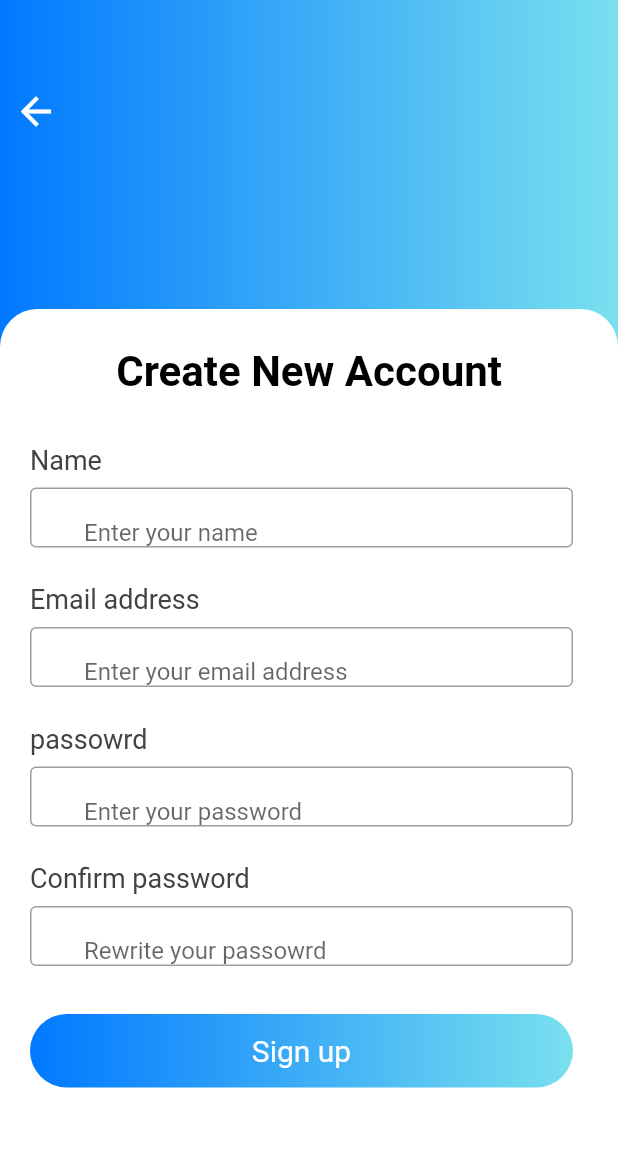
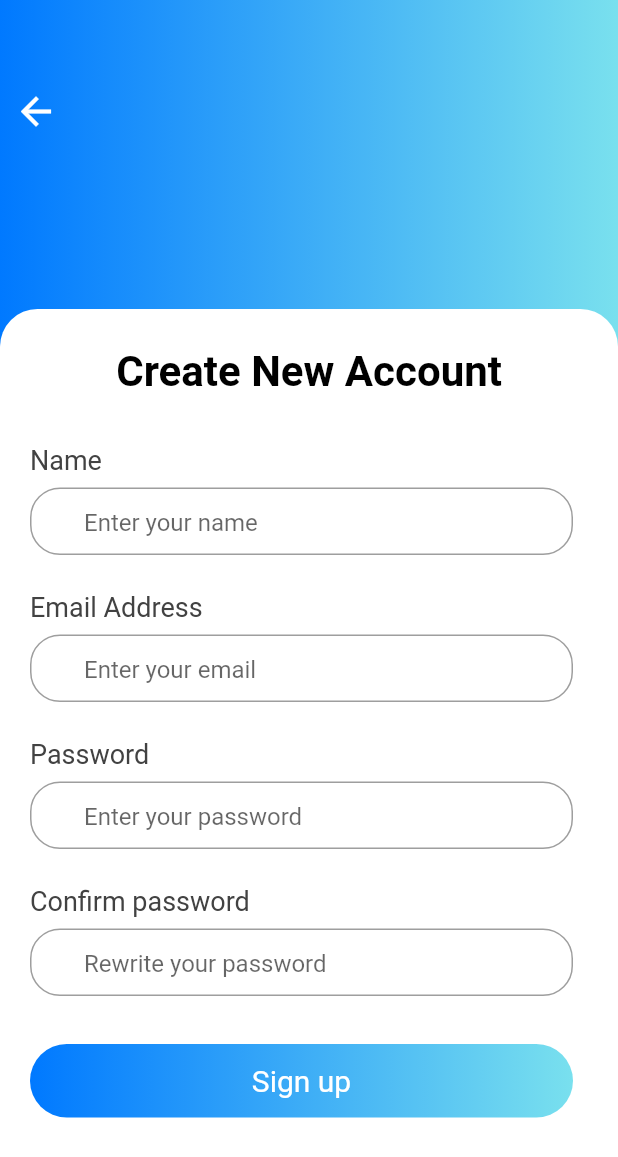
Before and after one commit to wejdanturki7/WM-Hotel, a Flutter app: the SignUpScreen screen opened directly, on a phone screen of 412 x 824 dp. Shown: the top 1157 px of the screen. Run offline on Flutter 3.47's test engine with Material 2 defaults, Android fonts, the phone set to English and light mode, and no system bars; our stand-ins replace supabase_flutter; accounts and stored records are empty; network calls fail.

Commit message:
Edit an seperate widgets

```diff
--- a/wm_hotel/lib/screens/auth/sign_up_screen.dart
+++ b/wm_hotel/lib/screens/auth/sign_up_screen.dart
@@ -5,6 +5,7 @@ import 'package:wm_hotel/utilities/ui_classes/appcolor.dart';
 import 'package:wm_hotel/utilities/ui_classes/spaces.dart';
 import 'package:wm_hotel/widget/button_widget.dart';
 import 'package:supabase_flutter/supabase_flutter.dart';
+import 'package:wm_hotel/widget/login_screen_widgets/cutom_field.dart';
 
 class SignUpScreen extends StatefulWidget {
   @override
@@ -12,8 +13,10 @@ class SignUpScreen extends StatefulWidget {
 }
 
 class _SignUpScreenState extends State<SignUpScreen> {
+  TextEditingController nameController = TextEditingController();
   TextEditingController emailController = TextEditingController();
   TextEditingController passwordController = TextEditingController();
+  TextEditingController confirmPasswordController = TextEditingController();
 
   @override
   void dispose() {
@@ -62,11 +65,8 @@ class _SignUpScreenState extends State<SignUpScreen> {
             bottom: 0,
             left: 0,
             right: 0,
-            child: SingleChildScrollView(
-              scrollDirection: Axis.vertical,
             child: Container(
-                padding:
-                    const EdgeInsets.symmetric(horizontal: 20, vertical: 25),
+              padding: const EdgeInsets.symmetric(horizontal: 20, vertical: 25),
               height: MediaQuery.of(context).size.height * 0.75,
               decoration: BoxDecoration(
                   borderRadius: const BorderRadius.only(
@@ -86,94 +86,35 @@ class _SignUpScreenState extends State<SignUpScreen> {
                     ),
                   ),
                   Spaces.spaceH32,
-                    Text(
-                      "Name",
-                      style: TextStyle(
-                          fontSize: 18,
-                          fontWeight: FontWeight.w400,
-                          color: AppColors.greyColor),
-                    ),
-                    Spaces.spaceH8,
-                    SizedBox(
-                      width: MediaQuery.of(context).size.width - 50,
-                      height: 40,
-                      child: const TextField(
-                          decoration: InputDecoration(
-                              border: OutlineInputBorder(),
+                  CustomField(
+                    controller: nameController,
+                    fieldTitel: 'Name',
                     hintText: 'Enter your name',
-                              prefix: Padding(
-                                padding: EdgeInsets.only(top: 50),
-                                child: Icon(Icons.email_rounded),
-                              ))),
+                    scureText: false,
                   ),
                   Spaces.spaceH24,
-                    Text(
-                      "Email address",
-                      style: TextStyle(
-                          fontSize: 18,
-                          fontWeight: FontWeight.w400,
-                          color: AppColors.greyColor),
-                    ),
-                    Spaces.spaceH8,
-                    SizedBox(
-                      width: MediaQuery.of(context).size.width - 50,
-                      height: 40,
-                      child: TextField(
+                  CustomField(
                     controller: emailController,
-                          decoration: const InputDecoration(
-                              border: OutlineInputBorder(),
-                              hintText: 'Enter your email address',
-                              prefix: Padding(
-                                padding: EdgeInsets.only(top: 50),
-                                child: Icon(Icons.email_rounded),
-                              ))),
+                    fieldTitel: 'Email Address',
+                    hintText: 'Enter your email',
+                    scureText: false,
+                    icon: Icons.email_outlined,
                   ),
                   Spaces.spaceH24,
-                    Text(
-                      "passowrd",
-                      style: TextStyle(
-                          fontSize: 18,
-                          fontWeight: FontWeight.w400,
-                          color: AppColors.greyColor),
-                    ),
-                    Spaces.spaceH8,
-                    SizedBox(
-                      width: MediaQuery.of(context).size.width - 50,
-                      height: 40,
-                      child: const TextField(
-                          obscureText: true,
-                          decoration: InputDecoration(
-                              border: OutlineInputBorder(),
+                  CustomField(
+                    controller: passwordController,
+                    fieldTitel: 'Password',
                     hintText: 'Enter your password',
-                              prefix: Padding(
-                                padding: EdgeInsets.only(top: 50),
-                                child: Icon(Icons.lock_outline),
-                              ))),
+                    scureText: true,
+                    icon: Icons.lock_outline,
                   ),
                   Spaces.spaceH24,
-                    Text(
-                      "Confirm password",
-                      style: TextStyle(
-                          fontSize: 18,
-                          fontWeight: FontWeight.w400,
-                          color: AppColors.greyColor),
-                    ),
-                    Spaces.spaceH8,
-                    SizedBox(
-                      width: MediaQuery.of(context).size.width - 50,
-                      height: 40,
-                      child: TextField(
-                        controller: passwordController,
-                        obscureText: true,
-                        decoration: const InputDecoration(
-                          border: OutlineInputBorder(),
-                          hintText: 'Rewrite your passowrd',
-                          prefix: Padding(
-                            padding: EdgeInsets.only(top: 50),
-                            child: Icon(Icons.lock_outline),
-                          ),
-                        ),
-                      ),
+                  CustomField(
+                    controller: confirmPasswordController,
+                    fieldTitel: 'Confirm password',
+                    hintText: 'Rewrite your password',
+                    scureText: true,
+                    icon: Icons.lock_outline,
                   ),
                   Spaces.spaceH32,
                   CustomButton(
@@ -196,7 +137,6 @@ class _SignUpScreenState extends State<SignUpScreen> {
                 ],
               ),
             ),
-            ),
           )
         ],
       ),
--- a/wm_hotel/lib/screens/main_screen.dart
+++ b/wm_hotel/lib/screens/main_screen.dart
@@ -11,15 +11,12 @@ class MainScreen extends StatefulWidget {
 }
 
 class _MainScreenState extends State<MainScreen> {
-
   int index = 0;
 
   @override
   Widget build(BuildContext context) {
     return Scaffold(
       resizeToAvoidBottomInset: false,
-      appBar:
-          index == 1 ? AppBar() : null, //TODO Wejdan appbar will be add here
       body: IndexedStack(
         index: index,
         children: const [
--- a/wm_hotel/lib/screens/orders_screen.dart
+++ b/wm_hotel/lib/screens/orders_screen.dart
@@ -1,12 +1,14 @@
 import 'package:flutter/material.dart';
+import 'package:wm_hotel/widget/appbar_widget.dart';
 
-///////////////////////////Scaffold will be removed from here /////////
 //This page will return a grid view widget, that returns all registered orders
 class OrdersScreen extends StatelessWidget {
   const OrdersScreen({super.key});
 
   @override
   Widget build(BuildContext context) {
-    return Text("My Booking");
+    return WAppBar(
+      title: 'My Booking',
+    );
   }
 }
--- /dev/null
+++ b/wm_hotel/lib/widget/login_screen_widgets/cutom_field.dart
@@ -0,0 +1,54 @@
+import 'package:flutter/material.dart';
+import 'package:wm_hotel/utilities/ui_classes/appcolor.dart';
+import 'package:wm_hotel/utilities/ui_classes/spaces.dart';
+
+class CustomField extends StatelessWidget {
+  CustomField(
+      {super.key,
+      required this.fieldTitel,
+      required this.hintText,
+      required this.controller, required this.scureText, this.icon = null});
+
+  final TextEditingController controller;
+  final String fieldTitel;
+  final String hintText;
+  final bool scureText;
+  final IconData? icon;
+
+  @override
+  Widget build(BuildContext context) {
+    return Column(
+      crossAxisAlignment: CrossAxisAlignment.start,
+      children: [
+        Text(
+          fieldTitel,
+          style: TextStyle(
+              fontSize: 18,
+              fontWeight: FontWeight.w400,
+              color: AppColors.greyColor),
+        ),
+        Spaces.spaceH8,
+        SizedBox(
+          width: MediaQuery.of(context).size.width - 50,
+          height: 45,
+          child: TextField(
+            controller: controller,
+            obscureText: scureText,
+            decoration: InputDecoration(
+              border: const OutlineInputBorder(
+                borderRadius: BorderRadius.all(
+                  Radius.circular(20),
+                ),
+              ),
+              hintText: hintText,
+              prefix:  Padding(
+                padding: const EdgeInsets.only(top: 10),
+                child: Icon(icon),
+              ),
+            ),
+          ),
+        ),
+      ],
+    );
+  }
+}
```
Also changed, not shown: wm_hotel/lib/screens/auth/log_in_screen.dart (+16 -69 lines), wm_hotel/lib/screens/book_room_screen.dart (+13 -7 lines), wm_hotel/lib/widget/appbar_widget.dart (+14 -15 lines), wm_hotel/lib/widget/hotel_detiels_screen_widgets/confirm_booking_widget.dart (+6 -2 lines), wm_hotel/lib/widget/login_screen_widgets/login_button.dart (added, +42 -0 lines). Lines whose indentation alone changed are shown as unchanged.
